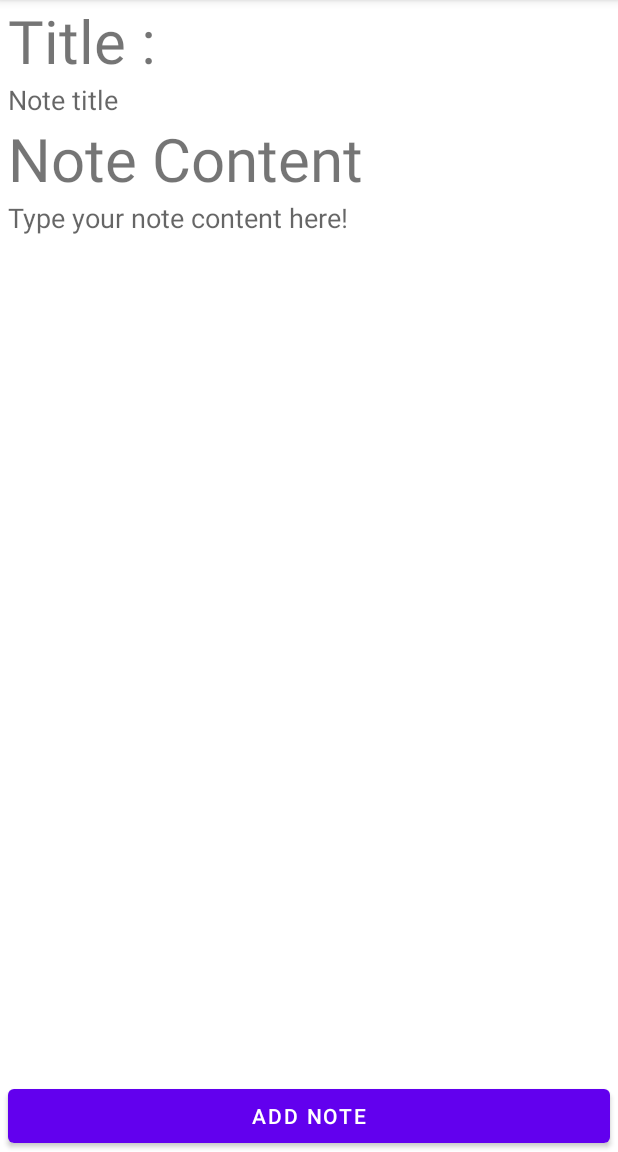
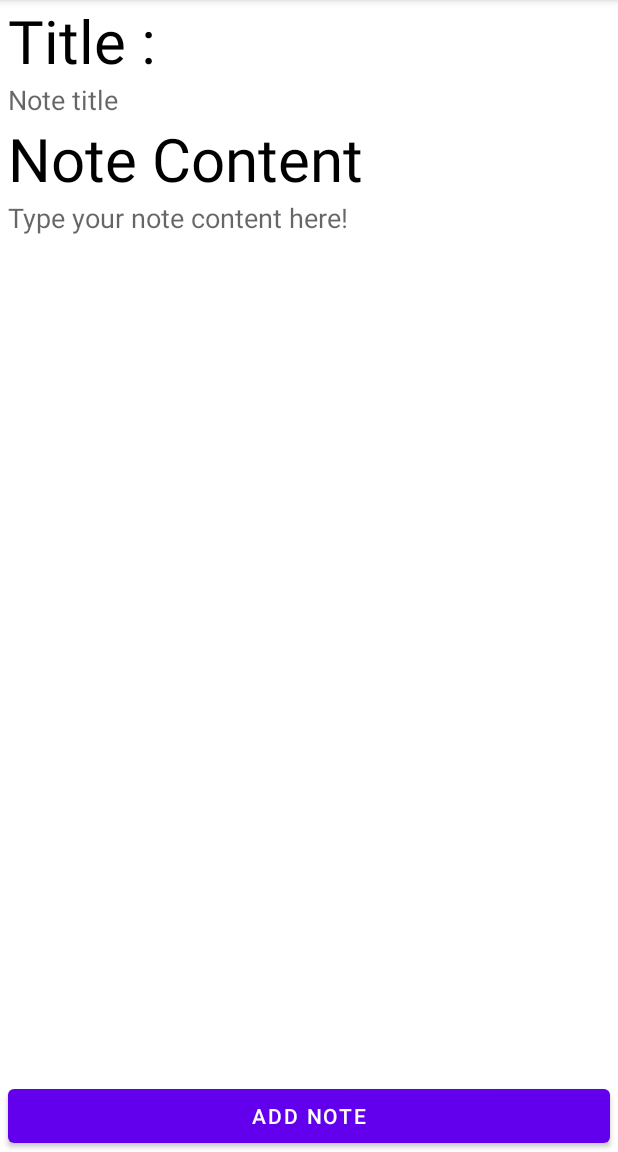
Before and after one commit to VictorDoom022/noteTakerApp, an Android app: the screen it shows after launch (AddNoteActivity), after a tap on an icon or button, on a phone screen of 412 x 824 dp, the part 84-1236 px from its top. Run offline under Robolectric (Android 15) with nearby library versions, the phone set to English and light mode, and no system bars.

Commit message:
style imporvements

```diff
--- a/app/src/main/res/layout/activity_main.xml
+++ b/app/src/main/res/layout/activity_main.xml
@@ -18,6 +18,8 @@
         android:layout_height="wrap_content"
         android:layout_margin="16dp"
         app:layout_constraintBottom_toBottomOf="parent"
-        app:layout_constraintEnd_toEndOf="parent"/>
+        app:layout_constraintEnd_toEndOf="parent"
+        app:backgroundTint="@color/purple_500"
+        app:tint="@color/white" />
 
 </androidx.constraintlayout.widget.ConstraintLayout>
--- a/app/src/main/res/layout/note_item.xml
+++ b/app/src/main/res/layout/note_item.xml
@@ -14,7 +14,6 @@
             android:layout_width="wrap_content"
             android:layout_height="wrap_content"
             android:text="Note Title"
-            android:textColor="#000000"
             android:textSize="25dp"
             android:layout_marginLeft="5dp"/>
 
@@ -24,8 +23,7 @@
             android:layout_height="wrap_content"
             android:layout_marginLeft="5dp"
             android:layout_below="@+id/noteTitleTextView"
-            android:text="Note Content"
-            android:textColor="#000000" />
+            android:text="Note Content"/>
     </RelativeLayout>
 
 </RelativeLayout>
--- a/app/src/main/res/values-night/themes.xml
+++ b/app/src/main/res/values-night/themes.xml
@@ -12,5 +12,6 @@
         <!-- Status bar color. -->
         <item name="android:statusBarColor" tools:targetApi="l">?attr/colorPrimaryVariant</item>
         <!-- Customize your theme here. -->
+        <item name="android:textColor">@color/white</item>
     </style>
 </resources>
--- a/app/src/main/res/values/themes.xml
+++ b/app/src/main/res/values/themes.xml
@@ -12,5 +12,6 @@
         <!-- Status bar color. -->
         <item name="android:statusBarColor" tools:targetApi="l">?attr/colorPrimaryVariant</item>
         <!-- Customize your theme here. -->
+        <item name="android:textColor">@color/black</item>
     </style>
 </resources>
```
